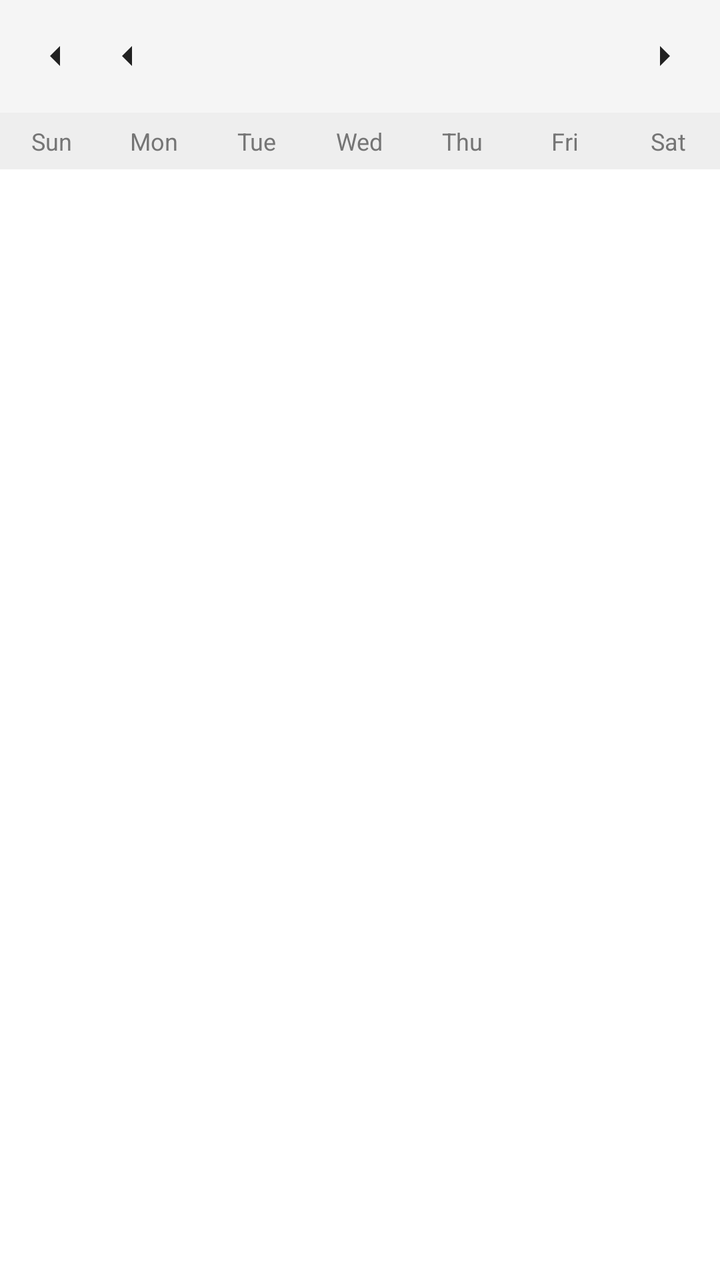
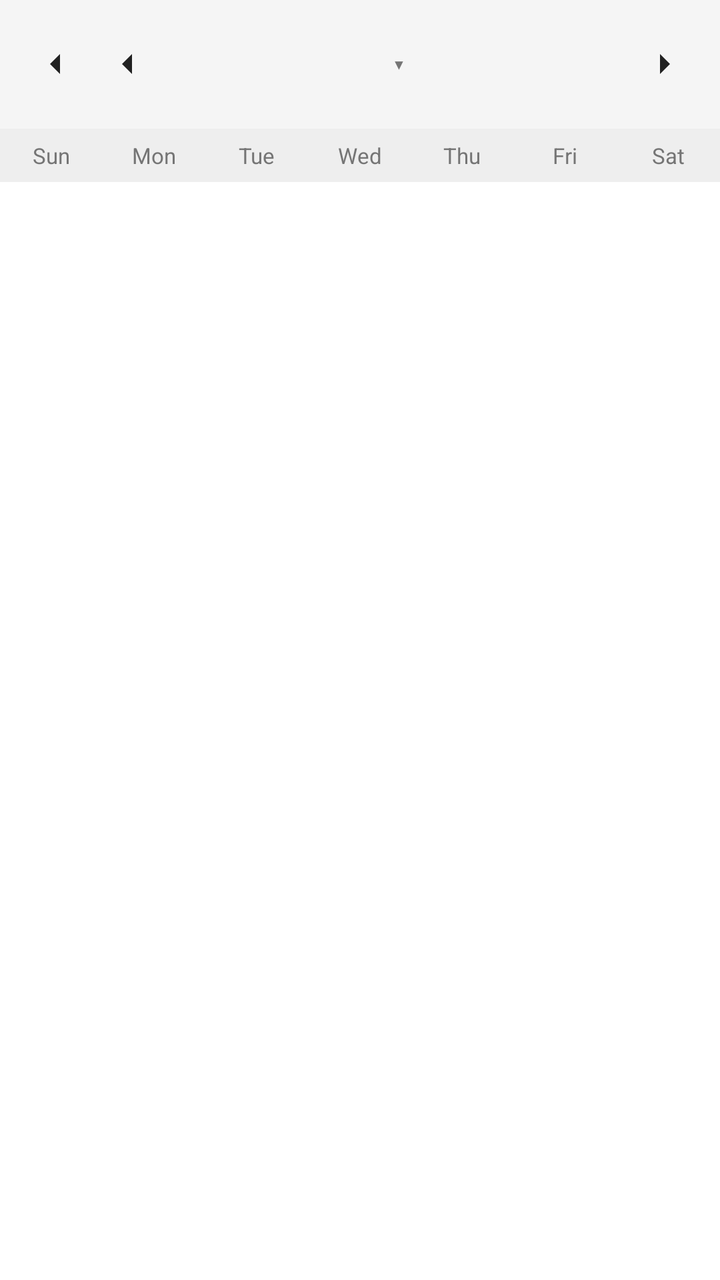

Compare the two renders of this Android layout. The source of the first and the diff that turns it into the second are given below.
<!-- AndroidManifest.xml: application theme Theme.MyApplication -->
<!-- res/layout/activity_calendar.xml -->
<?xml version="1.0" encoding="utf-8"?>
<LinearLayout xmlns:android="http://schemas.android.com/apk/res/android"
    xmlns:app="http://schemas.android.com/apk/res-auto"
    android:id="@+id/root"
    android:layout_width="match_parent"
    android:layout_height="match_parent"
    android:orientation="vertical"
    android:background="@color/background">

    
    <LinearLayout
        android:layout_width="match_parent"
        android:layout_height="wrap_content"
        android:orientation="horizontal"
        android:padding="16dp"
        android:gravity="center_vertical"
        android:background="@color/surface">

        <ImageView
            android:id="@+id/ivBack"
            android:layout_width="24dp"
            android:layout_height="24dp"
            android:src="@drawable/ic_arrow_back"
            app:tint="@color/text_primary"
            android:contentDescription="Back" />

        <ImageView
            android:id="@+id/ivPrevMonth"
            android:layout_width="24dp"
            android:layout_height="24dp"
            android:layout_marginStart="12dp"
            android:src="@drawable/ic_arrow_back"
            app:tint="@color/text_primary"
            android:contentDescription="Prev" />

        <TextView
            android:id="@+id/tvMonthYear"
            android:layout_width="0dp"
            android:layout_height="wrap_content"
            android:layout_weight="1"
            android:gravity="center"
            android:textSize="18sp"
            android:textStyle="bold"
            android:textColor="@color/text_primary"/>

        <ImageView
            android:id="@+id/ivNextMonth"
            android:layout_width="24dp"
            android:layout_height="24dp"
            android:src="@drawable/ic_arrow_forward"
            app:tint="@color/text_primary"
            android:contentDescription="Next" />
    </LinearLayout>

    
    <LinearLayout
        android:layout_width="match_parent"
        android:layout_height="wrap_content"
        android:orientation="horizontal"
        android:background="@color/surface_variant"
        android:paddingVertical="6dp">

        <TextView android:layout_width="0dp" android:layout_height="wrap_content" android:layout_weight="1" android:gravity="center" android:text="Sun" android:textSize="12sp" android:textColor="@color/text_secondary"/>
        <TextView android:layout_width="0dp" android:layout_height="wrap_content" android:layout_weight="1" android:gravity="center" android:text="Mon" android:textSize="12sp" android:textColor="@color/text_secondary"/>
        <TextView android:layout_width="0dp" android:layout_height="wrap_content" android:layout_weight="1" android:gravity="center" android:text="Tue" android:textSize="12sp" android:textColor="@color/text_secondary"/>
        <TextView android:layout_width="0dp" android:layout_height="wrap_content" android:layout_weight="1" android:gravity="center" android:text="Wed" android:textSize="12sp" android:textColor="@color/text_secondary"/>
        <TextView android:layout_width="0dp" android:layout_height="wrap_content" android:layout_weight="1" android:gravity="center" android:text="Thu" android:textSize="12sp" android:textColor="@color/text_secondary"/>
        <TextView android:layout_width="0dp" android:layout_height="wrap_content" android:layout_weight="1" android:gravity="center" android:text="Fri" android:textSize="12sp" android:textColor="@color/text_secondary"/>
        <TextView android:layout_width="0dp" android:layout_height="wrap_content" android:layout_weight="1" android:gravity="center" android:text="Sat" android:textSize="12sp" android:textColor="@color/text_secondary"/>
    </LinearLayout>

    <androidx.recyclerview.widget.RecyclerView
        android:id="@+id/rvCalendar"
        android:layout_width="match_parent"
        android:layout_height="match_parent"/>

</LinearLayout>
<!-- resources referenced by this layout -->
<resources>
  <color name="background">#FFFFFF</color>
  <color name="surface">#F5F5F5</color>
  <color name="surface_variant">#EEEEEE</color>
  <color name="text_primary">#212121</color>
  <color name="text_secondary">#757575</color>
  <!-- drawable ic_arrow_back (drawable) -->
  <vector xmlns:android="http://schemas.android.com/apk/res/android"
      android:width="24dp"
      android:height="24dp"
      android:viewportWidth="960"
      android:viewportHeight="960">
    <path
        android:pathData="M560,680 L360,480l200,-200v400Z"
        android:fillColor="#e3e3e3"/>
  </vector>
  <!-- drawable ic_arrow_forward (drawable) -->
  <vector xmlns:android="http://schemas.android.com/apk/res/android"
      android:width="24dp"
      android:height="24dp"
      android:viewportWidth="960"
      android:viewportHeight="960">
    <path
        android:pathData="M400,680v-400l200,200 -200,200Z"
        android:fillColor="#e3e3e3"/>
  </vector>
  <style name="Theme.MyApplication" parent="Base.Theme.MyApplication" />
  <style name="Base.Theme.MyApplication" parent="Theme.Material3.DayNight.NoActionBar">
          <item name="colorPrimary">@color/orange_primary</item>
          <item name="android:windowBackground">@color/background</item>
          <item name="android:colorBackground">@color/background</item>
          <item name="colorSurface">@color/surface</item>
          <item name="colorSurfaceContainer">@color/surface</item>
          <item name="colorOnSurface">@color/text_primary</item>
          <item name="android:textColorPrimary">@color/text_primary</item>
          <item name="android:textColorSecondary">@color/text_secondary</item>
          <item name="android:textColorHint">@color/text_hint</item>
      </style>
  <color name="orange_primary">#FF5252</color>
  <color name="text_hint">#BDBDBD</color>
</resources>

<!-- the commit's change to res/layout/activity_calendar.xml (unified diff, before → after) -->
@@ -33,15 +33,32 @@
             app:tint="@color/text_primary"
             android:contentDescription="Prev" />
 
-        <TextView
-            android:id="@+id/tvMonthYear"
+        
+        <LinearLayout
+            android:id="@+id/layoutMonthPicker"
             android:layout_width="0dp"
             android:layout_height="wrap_content"
             android:layout_weight="1"
             android:gravity="center"
-            android:textSize="18sp"
-            android:textStyle="bold"
-            android:textColor="@color/text_primary"/>
+            android:orientation="horizontal"
+            android:background="?attr/selectableItemBackground"
+            android:padding="4dp">
+
+            <TextView
+                android:id="@+id/tvMonthYear"
+                android:layout_width="wrap_content"
+                android:layout_height="wrap_content"
+                android:textSize="18sp"
+                android:textStyle="bold"
+                android:textColor="@color/text_primary"/>
+
+            <TextView
+                android:layout_width="wrap_content"
+                android:layout_height="wrap_content"
+                android:text=" ▾"
+                android:textSize="14sp"
+                android:textColor="@color/text_secondary"/>
+        </LinearLayout>
 
         <ImageView
             android:id="@+id/ivNextMonth"
@@ -60,18 +77,19 @@
         android:background="@color/surface_variant"
         android:paddingVertical="6dp">
 
-        <TextView android:layout_width="0dp" android:layout_height="wrap_content" android:layout_weight="1" android:gravity="center" android:text="Sun" android:textSize="12sp" android:textColor="@color/text_secondary"/>
-        <TextView android:layout_width="0dp" android:layout_height="wrap_content" android:layout_weight="1" android:gravity="center" android:text="Mon" android:textSize="12sp" android:textColor="@color/text_secondary"/>
-        <TextView android:layout_width="0dp" android:layout_height="wrap_content" android:layout_weight="1" android:gravity="center" android:text="Tue" android:textSize="12sp" android:textColor="@color/text_secondary"/>
-        <TextView android:layout_width="0dp" android:layout_height="wrap_content" android:layout_weight="1" android:gravity="center" android:text="Wed" android:textSize="12sp" android:textColor="@color/text_secondary"/>
-        <TextView android:layout_width="0dp" android:layout_height="wrap_content" android:layout_weight="1" android:gravity="center" android:text="Thu" android:textSize="12sp" android:textColor="@color/text_secondary"/>
-        <TextView android:layout_width="0dp" android:layout_height="wrap_content" android:layout_weight="1" android:gravity="center" android:text="Fri" android:textSize="12sp" android:textColor="@color/text_secondary"/>
-        <TextView android:layout_width="0dp" android:layout_height="wrap_content" android:layout_weight="1" android:gravity="center" android:text="Sat" android:textSize="12sp" android:textColor="@color/text_secondary"/>
+        <TextView android:layout_width="0dp" android:layout_height="wrap_content" android:layout_weight="1" android:gravity="center" android:text="Sun" android:textSize="11sp" android:textColor="@color/text_secondary"/>
+        <TextView android:layout_width="0dp" android:layout_height="wrap_content" android:layout_weight="1" android:gravity="center" android:text="Mon" android:textSize="11sp" android:textColor="@color/text_secondary"/>
+        <TextView android:layout_width="0dp" android:layout_height="wrap_content" android:layout_weight="1" android:gravity="center" android:text="Tue" android:textSize="11sp" android:textColor="@color/text_secondary"/>
+        <TextView android:layout_width="0dp" android:layout_height="wrap_content" android:layout_weight="1" android:gravity="center" android:text="Wed" android:textSize="11sp" android:textColor="@color/text_secondary"/>
+        <TextView android:layout_width="0dp" android:layout_height="wrap_content" android:layout_weight="1" android:gravity="center" android:text="Thu" android:textSize="11sp" android:textColor="@color/text_secondary"/>
+        <TextView android:layout_width="0dp" android:layout_height="wrap_content" android:layout_weight="1" android:gravity="center" android:text="Fri" android:textSize="11sp" android:textColor="@color/text_secondary"/>
+        <TextView android:layout_width="0dp" android:layout_height="wrap_content" android:layout_weight="1" android:gravity="center" android:text="Sat" android:textSize="11sp" android:textColor="@color/text_secondary"/>
     </LinearLayout>
 
     <androidx.recyclerview.widget.RecyclerView
         android:id="@+id/rvCalendar"
         android:layout_width="match_parent"
-        android:layout_height="match_parent"/>
+        android:layout_height="wrap_content"
+        android:nestedScrollingEnabled="false"/>
 
 </LinearLayout>
